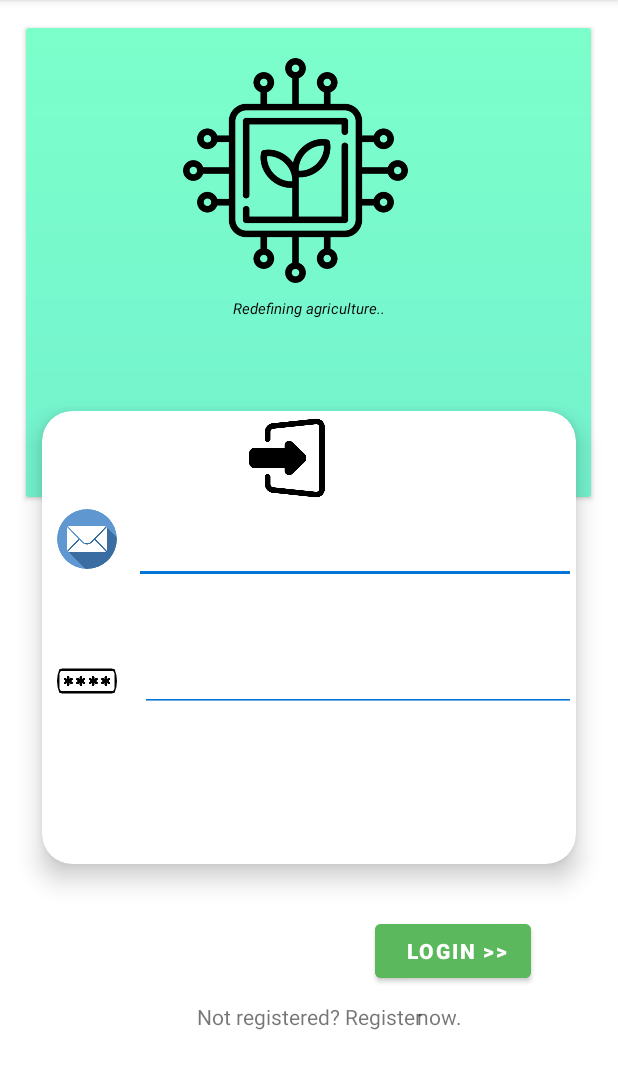
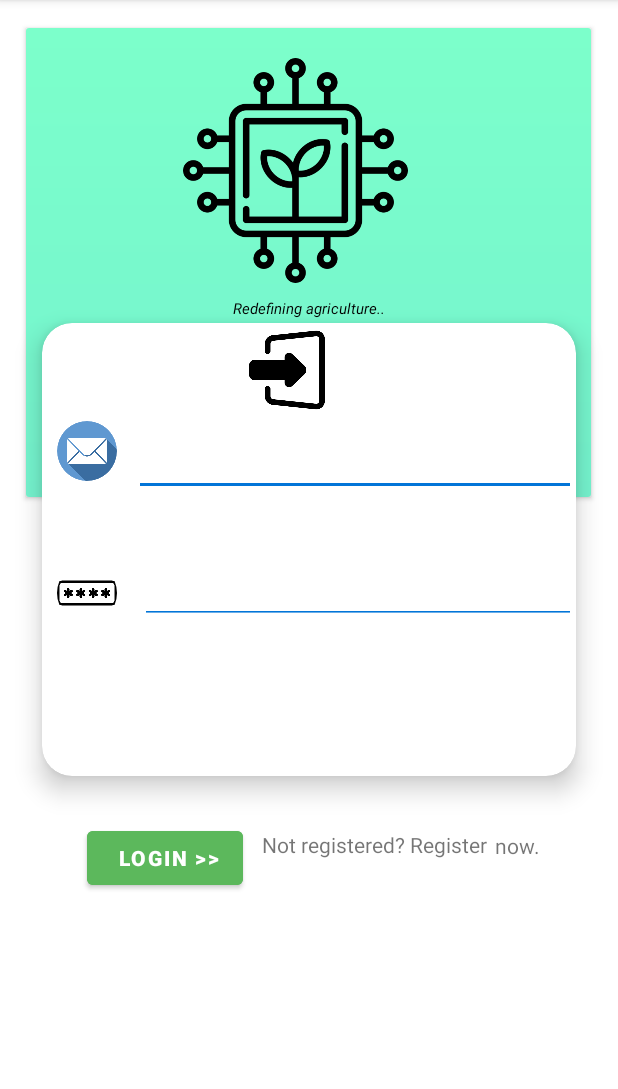
Before and after one commit to rauf-bhatti/agri-help, an Android app: the LoginActivity screen opened directly, with no data from a screen before it, on a phone screen of 412 x 824 dp, the part 84-1173 px from its top. Run offline under Robolectric (Android 15) with nearby library versions, the light colour scheme and no system bars.

Commit message:
Update code and add new changes

```diff
--- a/app/src/main/java/com/example/agri_help/MainActivity.java
+++ b/app/src/main/java/com/example/agri_help/MainActivity.java
@@ -85,7 +85,6 @@ public class MainActivity extends AppCompatActivity {
     }
 
     private void pickImageFromGallery() {
-
         Intent intent = new Intent(Intent.ACTION_PICK, MediaStore.Images.Media.EXTERNAL_CONTENT_URI);
         pickImageLauncher.launch(intent);
     }
--- a/app/src/main/java/com/example/agri_help/ui/home/HomeFragment.java
+++ b/app/src/main/java/com/example/agri_help/ui/home/HomeFragment.java
@@ -40,7 +40,6 @@ public class HomeFragment extends Fragment {
 
         binding = FragmentHomeBinding.inflate(inflater, container, false);
         View root = binding.getRoot();
-
         FloatingActionButton fab = binding.fbaAddImageForDetection;
         fab.setOnClickListener(new View.OnClickListener() {
             @Override
--- a/app/src/main/res/layout/activity_main.xml
+++ b/app/src/main/res/layout/activity_main.xml
@@ -13,8 +13,8 @@
         android:id="@+id/cottonPlant"
         android:layout_width="140dp"
         android:layout_height="124dp"
-        android:layout_marginStart="240dp"
-        android:layout_marginTop="300dp"
+        android:layout_marginStart="236dp"
+        android:layout_marginTop="232dp"
         android:adjustViewBounds="false"
         android:background="#F1E6E6"
         android:cropToPadding="true"
@@ -30,7 +30,7 @@
         android:layout_width="140dp"
         android:layout_height="124dp"
         android:layout_marginStart="64dp"
-        android:layout_marginTop="200dp"
+        android:layout_marginTop="144dp"
         android:adjustViewBounds="false"
         android:background="#F1E6E6"
         android:cropToPadding="true"
@@ -45,25 +45,24 @@
         android:id="@+id/welcomeTxt"
         android:layout_width="wrap_content"
         android:layout_height="wrap_content"
+        android:text="Placeholder"
+        android:textAlignment="center"
         android:textColor="@color/black"
+        android:textSize="25sp"
+        android:textStyle="bold"
         app:layout_constraintBottom_toBottomOf="parent"
         app:layout_constraintEnd_toEndOf="parent"
         app:layout_constraintHorizontal_bias="0.498"
         app:layout_constraintStart_toStartOf="parent"
         app:layout_constraintTop_toTopOf="parent"
-        app:layout_constraintVertical_bias="0.112"
-        android:textSize="25sp"
-        android:textStyle="bold"
-        android:text="Placeholder"
-        android:textAlignment="center"
-        />
+        app:layout_constraintVertical_bias="0.094" />
 
     <com.google.android.material.imageview.ShapeableImageView
         android:id="@+id/imageView3"
         android:layout_width="140dp"
         android:layout_height="124dp"
-        android:layout_marginStart="64dp"
-        android:layout_marginTop="432dp"
+        android:layout_marginStart="76dp"
+        android:layout_marginTop="340dp"
         android:adjustViewBounds="false"
         android:background="#F1E6E6"
         android:cropToPadding="true"
@@ -78,8 +77,8 @@
         android:id="@+id/btnGetStarted"
         android:layout_width="wrap_content"
         android:layout_height="wrap_content"
-        android:layout_marginStart="124dp"
-        android:layout_marginTop="604dp"
+        android:layout_marginStart="120dp"
+        android:layout_marginTop="532dp"
         android:backgroundTint="@color/black"
         android:text="@string/get_started"
         app:layout_constraintStart_toStartOf="parent"
--- a/app/src/main/res/layout/login.xml
+++ b/app/src/main/res/layout/login.xml
@@ -17,11 +17,13 @@
         app:cardPreventCornerOverlap="true"
         app:cardUseCompatPadding="true"
         >
+
         <ImageView
             android:layout_width="match_parent"
-            android:layout_height="match_parent"
-            android:src="@drawable/login_card_gradient"
-            android:scaleType="centerCrop"/>
+            android:layout_height="341dp"
+            android:scaleType="centerCrop"
+            android:src="@drawable/login_card_gradient" />
+
         <com.google.android.material.imageview.ShapeableImageView
             android:id="@+id/logoImg"
             android:layout_width="150dp"
@@ -52,8 +54,9 @@
         android:id="@+id/loginCard2"
         android:layout_width="501dp"
         android:layout_height="350dp"
+        android:layout_alignParentTop="true"
         android:layout_marginStart="10dp"
-        android:layout_marginTop="250dp"
+        android:layout_marginTop="191dp"
         android:layout_marginEnd="10dp"
         android:layout_marginBottom="10dp"
         app:cardBackgroundColor="@color/white"
@@ -70,93 +73,98 @@
             android:layout_marginTop="1dp"
             android:adjustViewBounds="false"
             android:background="#F1E6E6"
+            android:backgroundTint="@color/white"
             android:scaleType="centerCrop"
-            app:srcCompat="@drawable/login2"
-            android:backgroundTint="@color/white"
-            />
+            app:srcCompat="@drawable/login2" />
 
         <com.google.android.material.imageview.ShapeableImageView
             android:layout_width="40dp"
             android:layout_height="40dp"
+            android:layout_marginStart="10dp"
             android:layout_marginTop="65dp"
-            android:layout_marginStart="10dp"
             android:adjustViewBounds="false"
             android:background="#F1E6E6"
+            android:backgroundTint="@color/white"
             android:cropToPadding="true"
             android:scaleType="centerCrop"
             app:shapeAppearanceOverlay="@style/circleImageView"
-            app:srcCompat="@drawable/email"
-            android:backgroundTint="@color/white"
-            />
+            app:srcCompat="@drawable/email" />
+
         <EditText
             android:id="@+id/emailField"
             android:layout_width="match_parent"
             android:layout_height="wrap_content"
+            android:layout_marginStart="61dp"
             android:layout_marginTop="70dp"
-            android:layout_marginStart="61dp"
-            android:backgroundTint="@color/blue"
-            />
+            android:backgroundTint="@color/blue" />
+
         <com.google.android.material.imageview.ShapeableImageView
             android:layout_width="40dp"
             android:layout_height="40dp"
+            android:layout_marginStart="10dp"
             android:layout_marginTop="160dp"
-            android:layout_marginStart="10dp"
             android:adjustViewBounds="false"
             android:background="#F1E6E6"
+            android:backgroundTint="@color/white"
             android:cropToPadding="true"
             android:scaleType="centerCrop"
             app:shapeAppearanceOverlay="@style/circleImageView"
-            app:srcCompat="@drawable/password"
-            android:backgroundTint="@color/white"
-            />
+            app:srcCompat="@drawable/password" />
+
         <EditText
             android:id="@+id/passwordField"
             android:layout_width="match_parent"
             android:layout_height="wrap_content"
             android:layout_marginStart="65dp"
             android:layout_marginTop="155dp"
-            android:textColor="@color/black"
             android:backgroundTint="@color/blue"
             android:inputType="textPassword"
-            />
+            android:textColor="@color/black" />
 
         <TextView
             android:id="@+id/loginFeedback"
             android:layout_width="match_parent"
             android:layout_height="wrap_content"
+            android:layout_marginTop="250dp"
             android:textAlignment="center"
-            android:layout_marginTop="250dp"
-            android:textStyle="bold"
-            />
+            android:textStyle="bold" />
 
     </androidx.cardview.widget.CardView>
+
     <Button
-        android:layout_below="@+id/loginCard2"
         android:id="@+id/btnLogin"
         android:layout_width="wrap_content"
         android:layout_height="wrap_content"
+        android:layout_alignParentStart="true"
+        android:layout_alignParentTop="true"
+        android:layout_marginStart="58dp"
+        android:layout_marginLeft="250dp"
+        android:layout_marginTop="548dp"
+        android:backgroundTint="@color/green"
+        android:text=" Login >>"
         android:textColor="@color/white"
-        android:text=" Login >>"
-        android:layout_marginLeft="250dp"
-        android:backgroundTint="@color/green"
-        android:textStyle="bold"
-        />
+        android:textStyle="bold" />
 
     <TextView
-        android:layout_width="match_parent"
-        android:layout_height="match_parent"
-        android:layout_below="@id/btnLogin"
-        android:layout_marginTop="10dp"
+        android:layout_width="wrap_content"
+        android:layout_height="41dp"
+        android:layout_alignParentTop="true"
+        android:layout_alignParentEnd="true"
+        android:layout_marginTop="553dp"
+        android:layout_marginEnd="87dp"
         android:onClick="showRegistrationModal"
         android:text="Not registered? Register"
         android:textAlignment="center" />
+
     <TextView
         android:layout_width="wrap_content"
         android:layout_height="wrap_content"
-        android:layout_below="@id/btnLogin"
-        android:layout_marginTop="10dp"
+        android:layout_alignParentTop="true"
+        android:layout_alignParentEnd="true"
         android:layout_marginStart="278dp"
+        android:layout_marginTop="554dp"
+        android:layout_marginEnd="52dp"
+        android:onClick="showRegistrationModal"
         android:text="now."
-        android:onClick="showRegistrationModal"
         android:textAlignment="center" />
 </RelativeLayout>
```
